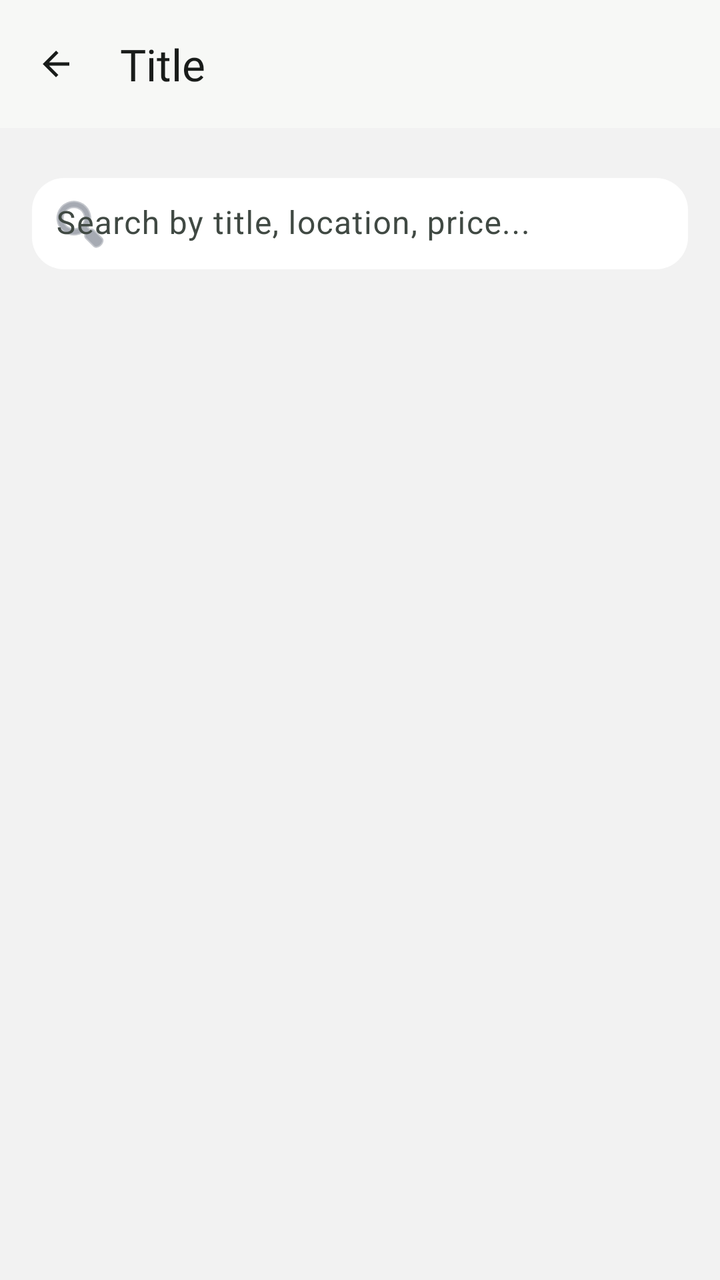
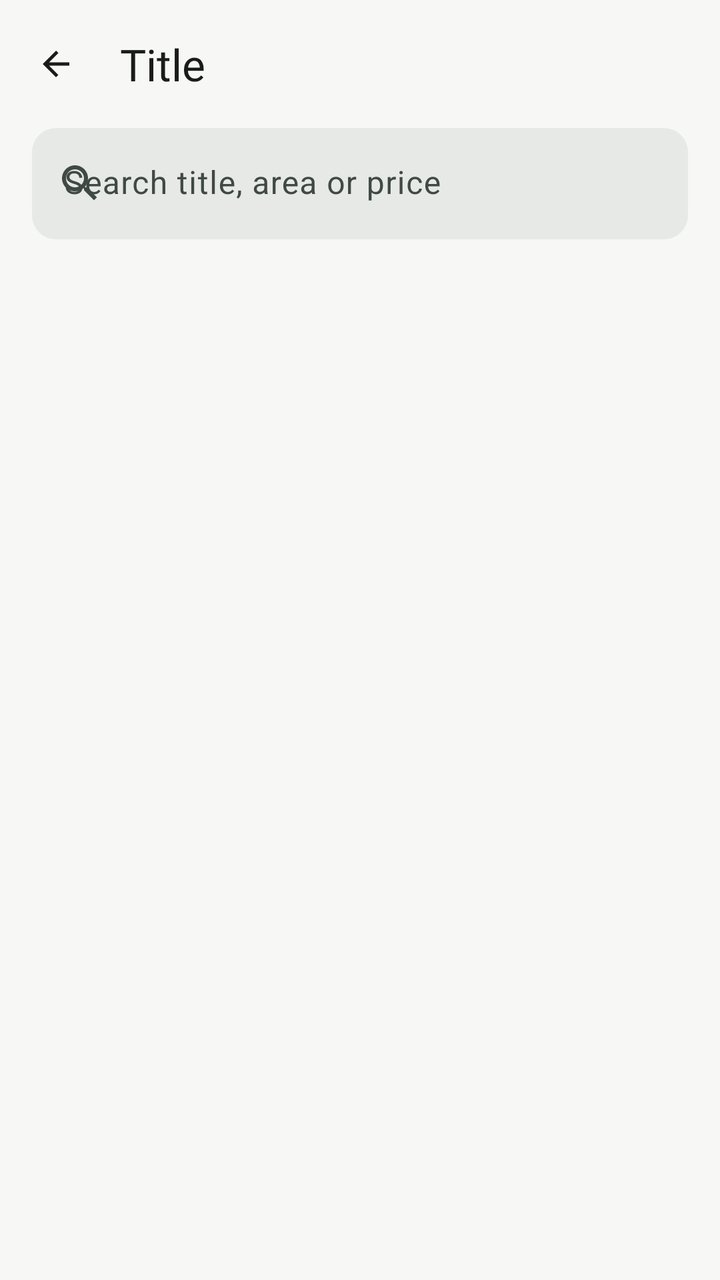

The first picture is an Android layout as it rendered before a commit; the second is the same layout after the commit. The layout source and the unified diff follow.
<!-- AndroidManifest.xml: application theme Theme.KodiWise -->
<!-- res/layout/activity_property_list.xml -->
<?xml version="1.0" encoding="utf-8"?>
<LinearLayout xmlns:android="http://schemas.android.com/apk/res/android"
    android:fitsSystemWindows="true"
    xmlns:app="http://schemas.android.com/apk/res-auto"
    android:layout_width="match_parent"
    android:layout_height="match_parent"
    android:orientation="vertical"
    android:background="#F2F2F2">

    <include layout="@layout/include_back_header" />

    <LinearLayout
        android:layout_width="match_parent"
        android:layout_height="match_parent"
        android:orientation="vertical"
        android:padding="16dp">

        <com.google.android.material.textfield.TextInputLayout
            android:id="@+id/tilSearch"
            android:layout_width="match_parent"
            android:layout_height="wrap_content"
            android:layout_marginTop="8dp"
            android:layout_marginBottom="12dp"
            app:boxBackgroundMode="filled"
            app:boxCornerRadiusTopStart="16dp"
            app:boxCornerRadiusTopEnd="16dp"
            app:boxCornerRadiusBottomStart="16dp"
            app:boxCornerRadiusBottomEnd="16dp"
            app:boxBackgroundColor="@android:color/white"
            app:startIconDrawable="@android:drawable/ic_menu_search"
            app:startIconTint="#6B7280"
            app:endIconMode="clear_text"
            app:endIconTint="#6B7280">

            <com.google.android.material.textfield.TextInputEditText
                android:id="@+id/etSearch"
                android:layout_width="match_parent"
                android:layout_height="wrap_content"
                android:hint="Search by title, location, price..."
                android:inputType="text"
                android:padding="12dp"
                android:textColor="#111827"
                android:textColorHint="#9CA3AF" />
        </com.google.android.material.textfield.TextInputLayout>

        <androidx.recyclerview.widget.RecyclerView
            android:id="@+id/rvBrowseProperties"
            android:layout_width="match_parent"
            android:layout_height="0dp"
            android:layout_weight="1"
            android:clipToPadding="false"
            android:paddingBottom="12dp" />

    </LinearLayout>

</LinearLayout>
<!-- res/layout/include_back_header.xml (included above) -->
<?xml version="1.0" encoding="utf-8"?>
<LinearLayout xmlns:android="http://schemas.android.com/apk/res/android"
    xmlns:app="http://schemas.android.com/apk/res-auto"
    android:id="@+id/backHeaderRoot"
    android:layout_width="match_parent"
    android:layout_height="wrap_content"
    android:background="?android:attr/colorBackground"
    android:gravity="center_vertical"
    android:minHeight="64dp"
    android:orientation="horizontal"
    android:paddingStart="4dp"
    android:paddingEnd="16dp">

    <com.google.android.material.button.MaterialButton
        android:id="@+id/btnBackHeader"
        style="@style/Widget.Material3.Button.IconButton"
        android:layout_width="48dp"
        android:layout_height="48dp"
        android:contentDescription="@string/back"
        app:icon="@drawable/ic_arrow_back"
        app:iconTint="?attr/colorOnSurface" />

    <TextView
        android:id="@+id/tvHeaderTitle"
        android:layout_width="0dp"
        android:layout_height="wrap_content"
        android:layout_marginStart="8dp"
        android:layout_weight="1"
        android:ellipsize="end"
        android:singleLine="true"
        android:text="@string/header_title"
        android:textAppearance="?attr/textAppearanceTitleLarge"
        android:textColor="?attr/colorOnSurface" />
</LinearLayout>
<!-- resources referenced by this layout -->
<resources>
  <string name="back">Back</string>
  <color name="kw_primary">#0B5D3B</color>
  <color name="kw_error">#B3261E</color>
  <color name="kw_surface">#FFFFFF</color>
  <color name="kw_outline">#707973</color>
  <color name="kw_card">#FFFFFF</color>
  <!-- unchanged entries left out for length: 61 -->
</resources>

<!-- the commit's change to res/layout/activity_property_list.xml (unified diff, before → after) -->
@@ -1,46 +1,49 @@
 <?xml version="1.0" encoding="utf-8"?>
-<LinearLayout xmlns:android="http://schemas.android.com/apk/res/android"
-    android:fitsSystemWindows="true"
+<FrameLayout xmlns:android="http://schemas.android.com/apk/res/android"
     xmlns:app="http://schemas.android.com/apk/res-auto"
     android:layout_width="match_parent"
     android:layout_height="match_parent"
-    android:orientation="vertical"
-    android:background="#F2F2F2">
-
-    <include layout="@layout/include_back_header" />
+    android:background="?android:attr/colorBackground"
+    android:fitsSystemWindows="true">
 
     <LinearLayout
         android:layout_width="match_parent"
         android:layout_height="match_parent"
-        android:orientation="vertical"
-        android:padding="16dp">
+        android:orientation="vertical">
+
+        <include layout="@layout/include_back_header" />
+
+        
+        <TextView
+            android:id="@+id/tvArHint"
+            style="@style/Widget.KodiWise.InfoChip"
+            android:layout_width="match_parent"
+            android:layout_height="wrap_content"
+            android:layout_marginHorizontal="16dp"
+            android:layout_marginBottom="8dp"
+            android:backgroundTint="@color/kw_primary_container"
+            android:text="@string/ar_pick_listing"
+            android:textColor="@color/kw_on_primary_container"
+            android:visibility="gone"
+            app:drawableStartCompat="@drawable/ic_view_in_ar"
+            app:drawableTint="@color/kw_on_primary_container" />
 
         <com.google.android.material.textfield.TextInputLayout
             android:id="@+id/tilSearch"
             android:layout_width="match_parent"
             android:layout_height="wrap_content"
-            android:layout_marginTop="8dp"
-            android:layout_marginBottom="12dp"
-            app:boxBackgroundMode="filled"
-            app:boxCornerRadiusTopStart="16dp"
-            app:boxCornerRadiusTopEnd="16dp"
-            app:boxCornerRadiusBottomStart="16dp"
-            app:boxCornerRadiusBottomEnd="16dp"
-            app:boxBackgroundColor="@android:color/white"
-            app:startIconDrawable="@android:drawable/ic_menu_search"
-            app:startIconTint="#6B7280"
+            android:layout_marginHorizontal="16dp"
+            android:hint="@string/search_listings"
             app:endIconMode="clear_text"
-            app:endIconTint="#6B7280">
+            app:startIconContentDescription="@string/search_listings"
+            app:startIconDrawable="@drawable/ic_search">
 
             <com.google.android.material.textfield.TextInputEditText
                 android:id="@+id/etSearch"
                 android:layout_width="match_parent"
                 android:layout_height="wrap_content"
-                android:hint="Search by title, location, price..."
-                android:inputType="text"
-                android:padding="12dp"
-                android:textColor="#111827"
-                android:textColorHint="#9CA3AF" />
+                android:imeOptions="actionSearch"
+                android:inputType="text" />
         </com.google.android.material.textfield.TextInputLayout>
 
         <androidx.recyclerview.widget.RecyclerView
@@ -49,11 +52,31 @@
             android:layout_height="0dp"
             android:layout_weight="1"
             android:clipToPadding="false"
-            android:paddingBottom="12dp" />
-
+            android:paddingHorizontal="16dp"
+            android:paddingTop="8dp"
+            android:paddingBottom="16dp" />
     </LinearLayout>
 
-</LinearLayout>
+    
+    <TextView
+        android:id="@+id/tvEmpty"
+        style="@style/Widget.KodiWise.EmptyState"
+        android:layout_width="match_parent"
+        android:layout_height="wrap_content"
+        android:layout_gravity="center"
+        android:text="@string/empty_browse"
+        android:visibility="gone"
+        app:drawableTopCompat="@drawable/ic_inbox" />
+
+    <com.google.android.material.progressindicator.CircularProgressIndicator
+        android:id="@+id/progress"
+        android:layout_width="wrap_content"
+        android:layout_height="wrap_content"
+        android:layout_gravity="center"
+        android:contentDescription="@string/loading"
+        android:indeterminate="true"
+        android:visibility="gone" />
+</FrameLayout>
 <!-- res/layout/include_back_header.xml (included above) -->
 <?xml version="1.0" encoding="utf-8"?>
 <LinearLayout xmlns:android="http://schemas.android.com/apk/res/android"
<!-- resource entries referenced after the edit -->
@@ -1,6 +1,76 @@
 <!-- resources referenced by this layout -->
 <resources>
+  <!-- drawable ic_inbox (drawable) -->
+  <?xml version="1.0" encoding="utf-8"?>
+  <vector xmlns:android="http://schemas.android.com/apk/res/android"
+      android:width="24dp"
+      android:height="24dp"
+      android:autoMirrored="false"
+      android:tint="?attr/colorControlNormal"
+      android:viewportWidth="24"
+      android:viewportHeight="24">
+      <path
+          android:fillColor="@android:color/white"
+          android:pathData="M19,3H4.99c-1.11,0 -1.98,0.89 -1.98,2L3,19c0,1.1 0.88,2 1.99,2H19c1.1,0 2,-0.9 2,-2V5c0,-1.11 -0.9,-2 -2,-2zM19,15h-4c0,1.66 -1.35,3 -3,3s-3,-1.34 -3,-3H4.99V5H19v10z" />
+  </vector>
+  <!-- drawable ic_search (drawable) -->
+  <?xml version="1.0" encoding="utf-8"?>
+  <vector xmlns:android="http://schemas.android.com/apk/res/android"
+      android:width="24dp"
+      android:height="24dp"
+      android:autoMirrored="false"
+      android:tint="?attr/colorControlNormal"
+      android:viewportWidth="24"
+      android:viewportHeight="24">
+      <path
+          android:fillColor="@android:color/white"
+          android:pathData="M15.5,14h-0.79l-0.28,-0.27C15.41,12.59 16,11.11 16,9.5 16,5.91 13.09,3 9.5,3S3,5.91 3,9.5 5.91,16 9.5,16c1.61,0 3.09,-0.59 4.23,-1.57l0.27,0.28v0.79l5,4.99L20.49,19l-4.99,-5zM9.5,14C7.01,14 5,11.99 5,9.5S7.01,5 9.5,5 14,7.01 14,9.5 11.99,14 9.5,14z" />
+  </vector>
+  <!-- drawable ic_view_in_ar (drawable) -->
+  <?xml version="1.0" encoding="utf-8"?>
+  <vector xmlns:android="http://schemas.android.com/apk/res/android"
+      android:width="24dp"
+      android:height="24dp"
+      android:autoMirrored="false"
+      android:tint="?attr/colorControlNormal"
+      android:viewportWidth="24"
+      android:viewportHeight="24">
+      <path
+          android:fillColor="@android:color/white"
+          android:pathData="M18.25,7.6l-5.5,-3.18c-0.46,-0.27 -1.04,-0.27 -1.5,0L5.75,7.6C5.29,7.87 5,8.36 5,8.9v6.35c0,0.54 0.29,1.03 0.75,1.3l5.5,3.18c0.46,0.27 1.04,0.27 1.5,0l5.5,-3.18c0.46,-0.27 0.75,-0.76 0.75,-1.3V8.9C19,8.36 18.71,7.87 18.25,7.6zM7,14.96v-4.62l4,2.32v4.61L7,14.96zM12,10.93L8,8.61l4,-2.31l4,2.31L12,10.93zM13,17.27v-4.61l4,-2.32v4.62L13,17.27z" />
+  </vector>
+  <string name="ar_pick_listing">Pick a listing, then tap View in AR on its page.</string>
   <string name="back">Back</string>
+  <string name="empty_browse">No approved listings yet.
+  Check back soon.</string>
+  <string name="loading">Loading</string>
+  <string name="search_listings">Search title, area or price</string>
+  <style name="Widget.KodiWise.EmptyState" parent="">
+          <item name="android:gravity">center</item>
+          <item name="android:padding">32dp</item>
+          <item name="android:drawablePadding">12dp</item>
+          <item name="android:textAppearance">@style/TextAppearance.KodiWise.BodyLarge</item>
+          <item name="android:textColor">?attr/colorOnSurfaceVariant</item>
+          <item name="drawableTint">?attr/colorOnSurfaceVariant</item>
+      </style>
+  <style name="Widget.KodiWise.InfoChip" parent="">
+          <item name="android:background">@drawable/bg_info_chip</item>
+          <item name="android:paddingStart">12dp</item>
+          <item name="android:paddingEnd">16dp</item>
+          <item name="android:paddingTop">8dp</item>
+          <item name="android:paddingBottom">8dp</item>
+          <item name="android:drawablePadding">8dp</item>
+          <item name="android:gravity">center_vertical</item>
+          <item name="android:minHeight">40dp</item>
+          <item name="android:textAppearance">@style/TextAppearance.KodiWise.LabelLarge</item>
+      </style>
+  <!-- drawable bg_info_chip (drawable) -->
+  <?xml version="1.0" encoding="utf-8"?>
+  <shape xmlns:android="http://schemas.android.com/apk/res/android" android:shape="rectangle">
+      <corners android:radius="12dp" />
+      <solid android:color="@color/kw_neutral_chip" />
+  </shape>
+  <color name="kw_neutral_chip">#E1E3DF</color>
   <color name="kw_primary">#0B5D3B</color>
   <color name="kw_error">#B3261E</color>
   <color name="kw_surface">#FFFFFF</color>
